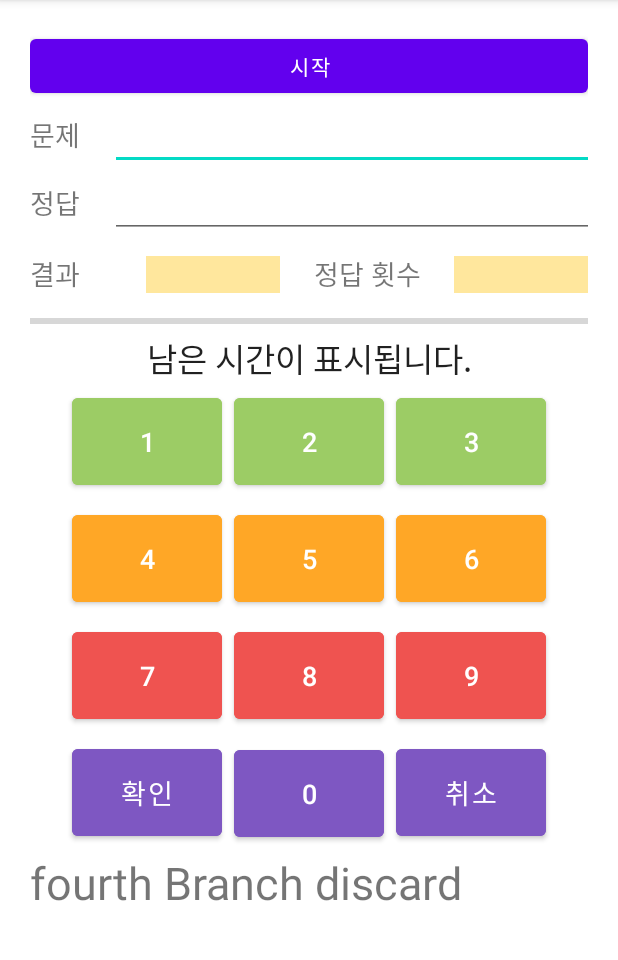
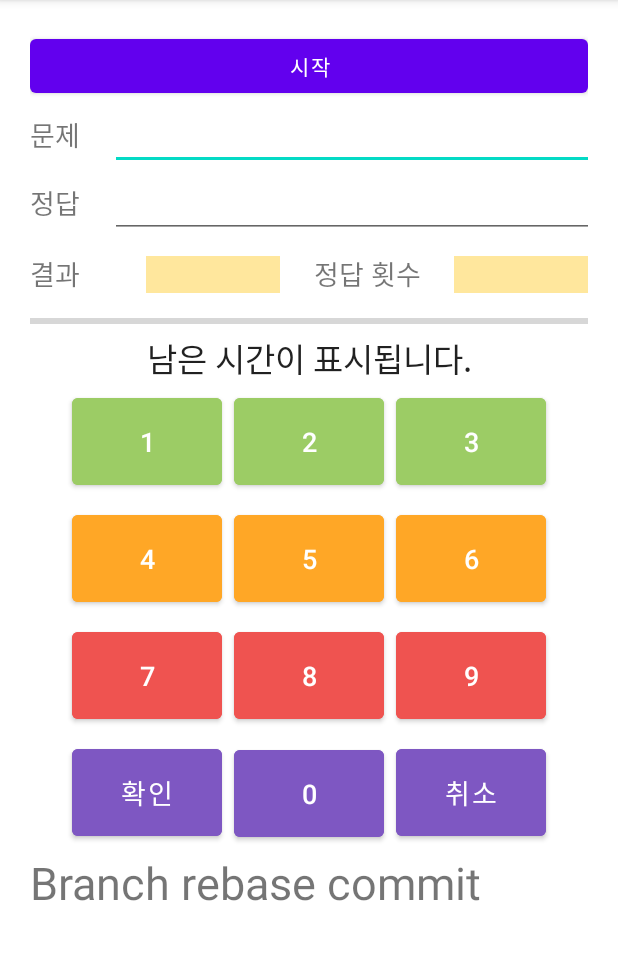
Before and after one commit to subin1004/gugudan, an Android app: the screen it shows after launch (MainActivity), on a phone screen of 412 x 824 dp, the part 84-1044 px from its top. Run offline under Robolectric (Android 15) with nearby library versions, the phone set to English and light mode, and no system bars.

Commit message:
rebase&commit

```diff
--- a/app/src/main/res/layout/activity_main.xml
+++ b/app/src/main/res/layout/activity_main.xml
@@ -242,5 +242,5 @@
         android:layout_width="wrap_content"
         android:layout_height="wrap_content"
         android:textSize="30sp"
-        android:text="fourth Branch discard"/>
+        android:text="Branch rebase commit"/>
 </LinearLayout>
```
